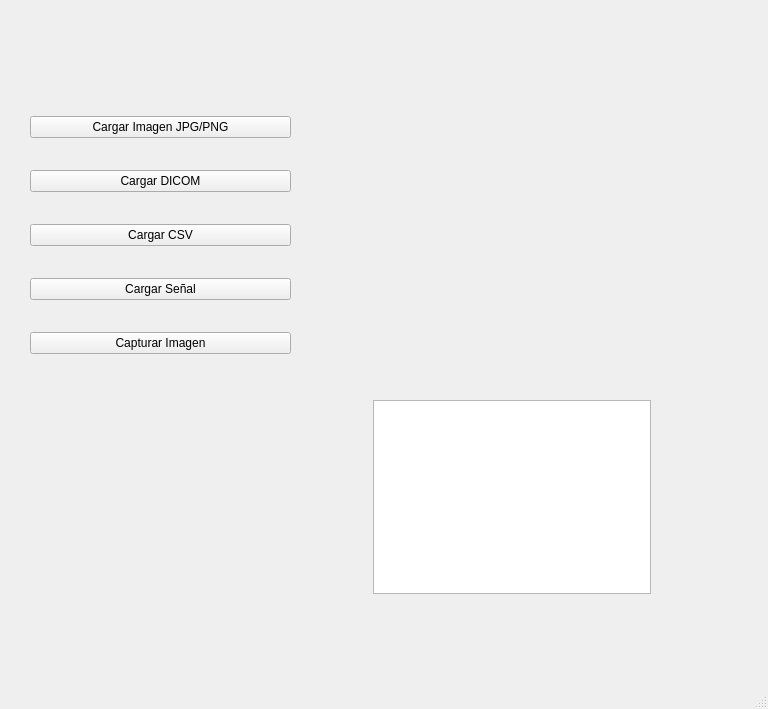
The window that ui/main_window.ui (XL-04/Plataforma-MDA) describes before a commit, drawn with Qt 5.
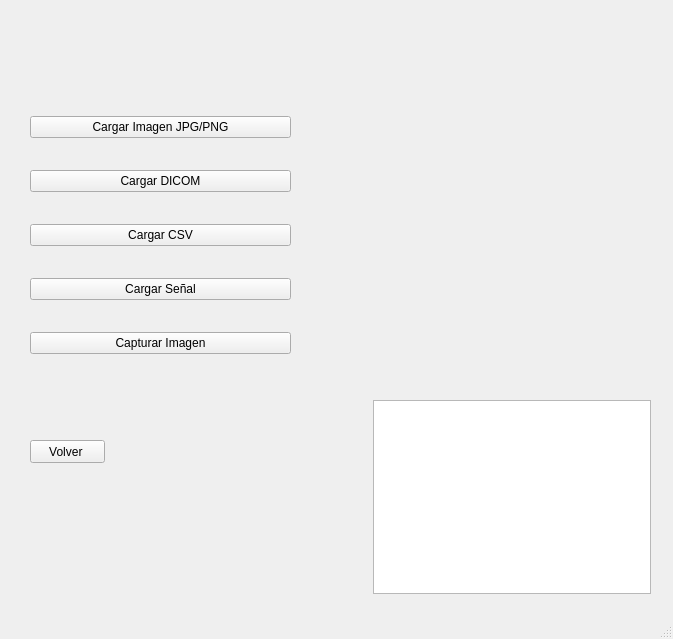
The same window after the commit.

The edit to the form file:
```diff
--- a/ui/main_window.ui
+++ b/ui/main_window.ui
@@ -6,8 +6,8 @@
    <rect>
     <x>0</x>
     <y>0</y>
-    <width>768</width>
-    <height>709</height>
+    <width>673</width>
+    <height>639</height>
    </rect>
   </property>
   <property name="windowTitle">
@@ -74,7 +74,7 @@
      <string/>
     </property>
    </widget>
-   <widget class="QWidget" name="">
+   <widget class="QWidget" name="layoutWidget">
     <property name="geometry">
      <rect>
       <x>360</x>
@@ -96,6 +96,19 @@
      </item>
     </layout>
    </widget>
+   <widget class="QPushButton" name="pushButton">
+    <property name="geometry">
+     <rect>
+      <x>30</x>
+      <y>440</y>
+      <width>75</width>
+      <height>23</height>
+     </rect>
+    </property>
+    <property name="text">
+     <string>Volver </string>
+    </property>
+   </widget>
   </widget>
   <widget class="QMenuBar" name="menubar">
    <property name="geometry">
```
Left out of the diff: 4 changed lines with no effect on the pictures.
